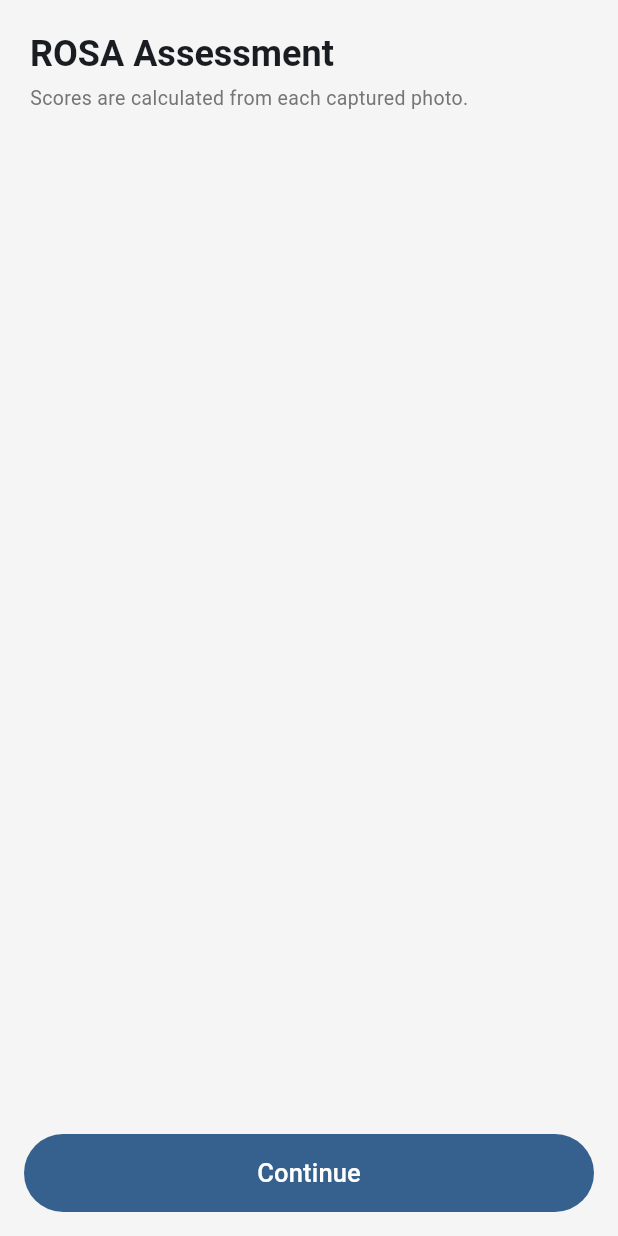
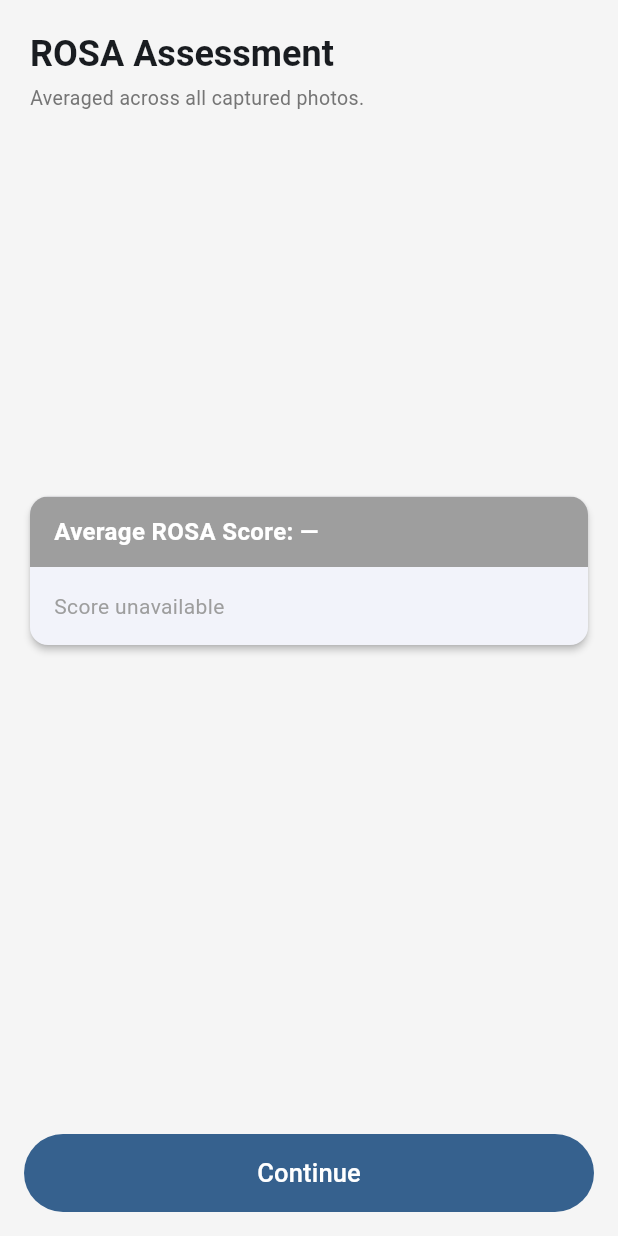
Before and after one commit to SabbirMurad/posture_detector, a Flutter app: the ReviewScreen screen opened directly with empty values, on a phone screen of 412 x 824 dp. Run offline on Flutter 3.47's test engine with Material 3 defaults, Android fonts, the phone set to English and light mode, and no system bars; our stand-ins replace photo_view.

Commit message:
Show single averaged ROSA score with all 3 photos on review screen
Replaces the three per-photo score cards with one averaged score. Adds
RosaScore.average(), which takes the rounded mean of each field across
the valid (0-10) assessments, skips the 11 invalid sentinel, and
re-derives risk_level from the averaged final score using the same
thresholds as the native RosaScorer.

The review screen now shows all captured photos in a horizontal,
tappable strip plus a single averaged score card with the full
sub-score breakdown.

```diff
--- a/lib/review_screen.dart
+++ b/lib/review_screen.dart
@@ -16,6 +16,8 @@ class ReviewScreen extends StatelessWidget {
 
   @override
   Widget build(BuildContext context) {
+    final average = RosaScore.average(rosaScores);
+
     return Scaffold(
       backgroundColor: const Color(0xFFF5F5F5),
       body: SafeArea(
@@ -35,24 +37,21 @@ class ReviewScreen extends StatelessWidget {
             Padding(
               padding: const EdgeInsets.fromLTRB(20, 0, 20, 16),
               child: Text(
-                'Scores are calculated from each captured photo.',
+                'Averaged across all captured photos.',
                 style: TextStyle(color: Colors.grey[600], fontSize: 13),
               ),
             ),
             Expanded(
-              child: ListView.separated(
+              child: ListView(
                 padding: const EdgeInsets.fromLTRB(16, 0, 16, 16),
-                itemCount: photoPaths.length,
-                separatorBuilder: (_, __) => const SizedBox(height: 16),
-                itemBuilder: (context, index) {
-                  final score = index < rosaScores.length ? rosaScores[index] : null;
-                  return _PhotoScoreCard(
-                    path: photoPaths[index],
-                    index: index,
-                    score: score,
-                    allPaths: photoPaths,
-                  );
-                },
+                children: [
+                  _PhotoStrip(paths: photoPaths),
+                  const SizedBox(height: 16),
+                  _AverageScoreCard(
+                    score: average,
+                    photoCount: photoPaths.length,
+                  ),
+                ],
               ),
             ),
             Padding(
@@ -75,24 +74,80 @@ class ReviewScreen extends StatelessWidget {
   }
 }
 
-class _PhotoScoreCard extends StatelessWidget {
-  final String path;
-  final int index;
-  final RosaScore? score;
-  final List<String> allPaths;
+/// Horizontal strip showing every captured photo. Tapping any thumbnail opens
+/// the full-screen gallery at that image.
+class _PhotoStrip extends StatelessWidget {
+  final List<String> paths;
 
-  const _PhotoScoreCard({
-    required this.path,
-    required this.index,
-    required this.score,
-    required this.allPaths,
-  });
+  const _PhotoStrip({required this.paths});
 
   @override
   Widget build(BuildContext context) {
-    final finalScore = score?.final_score ?? 0;
-    final riskLevel  = score?.risk_level  ?? '—';
-    final riskColor  = _riskColor(finalScore);
+    return SizedBox(
+      height: 220,
+      child: ListView.separated(
+        scrollDirection: Axis.horizontal,
+        itemCount: paths.length,
+        separatorBuilder: (_, __) => const SizedBox(width: 12),
+        itemBuilder: (context, index) {
+          return GestureDetector(
+            onTap: () => Navigator.of(context).push(MaterialPageRoute(
+              builder: (_) => GalleryImageViewer(
+                images: paths.map((p) => FileImage(File(p))).toList(),
+                initial_index: index,
+                show_counter: true,
+              ),
+            )),
+            child: ClipRRect(
+              borderRadius: BorderRadius.circular(12),
+              child: Stack(
+                children: [
+                  Image.file(
+                    File(paths[index]),
+                    width: 150,
+                    height: 220,
+                    fit: BoxFit.cover,
+                  ),
+                  Positioned(
+                    top: 8,
+                    left: 8,
+                    child: Container(
+                      padding: const EdgeInsets.symmetric(
+                          horizontal: 10, vertical: 6),
+                      decoration: BoxDecoration(
+                        color: Colors.black54,
+                        borderRadius: BorderRadius.circular(20),
+                      ),
+                      child: Text(
+                        'Photo ${index + 1}',
+                        style:
+                            const TextStyle(color: Colors.white, fontSize: 13),
+                      ),
+                    ),
+                  ),
+                ],
+              ),
+            ),
+          );
+        },
+      ),
+    );
+  }
+}
+
+/// Single card showing the averaged ROSA score and its breakdown.
+class _AverageScoreCard extends StatelessWidget {
+  final RosaScore score;
+  final int photoCount;
+
+  const _AverageScoreCard({required this.score, required this.photoCount});
+
+  @override
+  Widget build(BuildContext context) {
+    final finalScore = score.final_score <= 10 ? score.final_score : 0;
+    final riskLevel = score.risk_level;
+    final riskColor = _riskColor(finalScore);
+    final valid = finalScore > 0;
 
     return Card(
       elevation: 2,
@@ -101,83 +156,26 @@ class _PhotoScoreCard extends StatelessWidget {
       child: Column(
         crossAxisAlignment: CrossAxisAlignment.stretch,
         children: [
-          // ── Photo ──────────────────────────────────────────────────────────
-          Stack(
+          // ── Header ───────────────────────────────────────────────────────
+          Container(
+            color: valid ? riskColor : Colors.grey,
+            padding: const EdgeInsets.symmetric(horizontal: 16, vertical: 12),
+            child: Row(
               children: [
-              GestureDetector(
-                onTap: () => Navigator.of(context).push(MaterialPageRoute(
-                  builder: (_) => GalleryImageViewer(
-                    images: allPaths.map((p) => FileImage(File(p))).toList(),
-                    initial_index: index,
-                    show_counter: true,
-                  ),
-                )),
-                child: Image.file(
-                  File(path),
-                  width: double.infinity,
-                  height: 240,
-                  fit: BoxFit.cover,
-                ),
-              ),
-              // Score badge
-              if (finalScore > 0)
-                Positioned(
-                  top: 10,
-                  right: 10,
-                  child: Container(
-                    padding: const EdgeInsets.symmetric(horizontal: 10, vertical: 6),
-                    decoration: BoxDecoration(
-                      color: riskColor.withOpacity(0.92),
-                      borderRadius: BorderRadius.circular(20),
-                    ),
-                    child: Text(
-                      '$finalScore / 10',
+                Text(
+                  valid ? 'Average ROSA Score: $finalScore / 10'
+                        : 'Average ROSA Score: —',
                   style: const TextStyle(
                     color: Colors.white,
                     fontWeight: FontWeight.bold,
-                        fontSize: 14,
-                      ),
-                    ),
-                  ),
-                ),
-              // Photo label
-              Positioned(
-                top: 10,
-                left: 10,
-                child: Container(
-                  padding: const EdgeInsets.symmetric(horizontal: 10, vertical: 6),
-                  decoration: BoxDecoration(
-                    color: Colors.black54,
-                    borderRadius: BorderRadius.circular(20),
-                  ),
-                  child: Text(
-                    'Photo ${index + 1}',
-                    style: const TextStyle(color: Colors.white, fontSize: 13),
-                  ),
-                ),
-              ),
-            ],
-          ),
-
-          // ── Score breakdown ────────────────────────────────────────────────
-          if (score != null) ...[
-            // Header
-            Container(
-              color: riskColor,
-              padding: const EdgeInsets.symmetric(horizontal: 16, vertical: 10),
-              child: Row(
-                children: [
-                  Text(
-                    'ROSA Score: $finalScore / 10',
-                    style: const TextStyle(
-                      color: Colors.white,
-                      fontWeight: FontWeight.bold,
-                      fontSize: 15,
+                    fontSize: 16,
                   ),
                 ),
                 const Spacer(),
+                if (valid)
                   Container(
-                    padding: const EdgeInsets.symmetric(horizontal: 10, vertical: 3),
+                    padding: const EdgeInsets.symmetric(
+                        horizontal: 10, vertical: 3),
                     decoration: BoxDecoration(
                       color: Colors.white.withOpacity(0.25),
                       borderRadius: BorderRadius.circular(12),
@@ -194,7 +192,9 @@ class _PhotoScoreCard extends StatelessWidget {
               ],
             ),
           ),
-            // Sub-scores
+
+          if (valid) ...[
+            // ── Sub-scores ─────────────────────────────────────────────────
             Padding(
               padding: const EdgeInsets.all(14),
               child: Column(
@@ -202,11 +202,11 @@ class _PhotoScoreCard extends StatelessWidget {
                   _SectionRow(
                     icon: Icons.chair,
                     label: 'Chair',
-                    sectionScore: score!.chair_score,
+                    sectionScore: score.chair_score,
                     chips: [
-                      _Chip('Seat', score!.seat_height_score),
-                      _Chip('Back', score!.backrest_score),
-                      _Chip('Arms', score!.armrest_score),
+                      _Chip('Seat', score.seat_height_score),
+                      _Chip('Back', score.backrest_score),
+                      _Chip('Arms', score.armrest_score),
                     ],
                     chipColorFn: _subScoreColor,
                     sectionColorFn: _riskColor,
@@ -215,9 +215,9 @@ class _PhotoScoreCard extends StatelessWidget {
                   _SectionRow(
                     icon: Icons.monitor,
                     label: 'Monitor',
-                    sectionScore: score!.monitor_area_score,
+                    sectionScore: score.monitor_area_score,
                     chips: [
-                      _Chip('Neck', score!.monitor_score),
+                      _Chip('Neck', score.monitor_score),
                     ],
                     chipColorFn: _subScoreColor,
                     sectionColorFn: _riskColor,
@@ -226,13 +226,32 @@ class _PhotoScoreCard extends StatelessWidget {
                   _SectionRow(
                     icon: Icons.keyboard,
                     label: 'Keyboard / Mouse',
-                    sectionScore: score!.mouse_keyboard_area_score,
+                    sectionScore: score.mouse_keyboard_area_score,
                     chips: [
-                      _Chip('Keys',  score!.keyboard_score),
-                      _Chip('Mouse', score!.mouse_score),
+                      _Chip('Keys', score.keyboard_score),
+                      _Chip('Mouse', score.mouse_score),
                     ],
                     chipColorFn: _subScoreColor,
                     sectionColorFn: _riskColor,
+                  ),
+                  const Padding(
+                    padding: EdgeInsets.only(top: 12),
+                    child: Divider(height: 1),
+                  ),
+                  Padding(
+                    padding: const EdgeInsets.only(top: 10),
+                    child: Row(
+                      children: [
+                        Icon(Icons.info_outline,
+                            size: 15, color: Colors.grey[500]),
+                        const SizedBox(width: 6),
+                        Text(
+                          'Averaged from $photoCount captured photos',
+                          style:
+                              TextStyle(color: Colors.grey[600], fontSize: 12),
+                        ),
+                      ],
+                    ),
                   ),
                 ],
               ),
@@ -240,7 +259,8 @@ class _PhotoScoreCard extends StatelessWidget {
           ] else
             const Padding(
               padding: EdgeInsets.all(16),
-              child: Text('Score unavailable', style: TextStyle(color: Colors.grey)),
+              child: Text('Score unavailable',
+                  style: TextStyle(color: Colors.grey)),
             ),
         ],
       ),
@@ -252,7 +272,7 @@ Color _riskColor(int finalScore) {
   if (finalScore <= 2) return const Color(0xFF43A047); // green
   if (finalScore <= 4) return const Color(0xFFFFA000); // amber
   if (finalScore <= 6) return const Color(0xFFEF6C00); // orange
-  return const Color(0xFFC62828);                      // red
+  return const Color(0xFFC62828); // red
 }
 
 Color _subScoreColor(int s) {
--- a/lib/rosa_score.dart
+++ b/lib/rosa_score.dart
@@ -43,6 +43,44 @@ class RosaScore {
     mouse_score:               m['mouse_score']               as int? ?? 11,
   );
 
+  /// Collapses several per-photo assessments into a single averaged score.
+  /// Only assessments that produced a valid final score (0–10) are averaged;
+  /// 11 is the "invalid/unknown" sentinel and is excluded. Each field is the
+  /// rounded mean across the valid assessments, and [risk_level] is re-derived
+  /// from the averaged [final_score] using the same thresholds as the native
+  /// RosaScorer. If nothing is valid, an all-invalid score is returned.
+  factory RosaScore.average(List<RosaScore> scores) {
+    final valid = scores.where((s) => s.final_score <= 10).toList();
+    if (valid.isEmpty) return RosaScore.fromMap(const {});
+
+    int avg(int Function(RosaScore) field) =>
+        (valid.map(field).reduce((a, b) => a + b) / valid.length).round();
+
+    final finalScore = avg((s) => s.final_score);
+    return RosaScore(
+      final_score:               finalScore,
+      risk_level:                _riskLevelFor(finalScore),
+      chair_score:               avg((s) => s.chair_score),
+      peripheral_score:          avg((s) => s.peripheral_score),
+      monitor_area_score:        avg((s) => s.monitor_area_score),
+      mouse_keyboard_area_score: avg((s) => s.mouse_keyboard_area_score),
+      seat_height_score:         avg((s) => s.seat_height_score),
+      backrest_score:            avg((s) => s.backrest_score),
+      armrest_score:             avg((s) => s.armrest_score),
+      monitor_score:             avg((s) => s.monitor_score),
+      keyboard_score:            avg((s) => s.keyboard_score),
+      mouse_score:               avg((s) => s.mouse_score),
+    );
+  }
+
+  // Mirrors the native RosaScorer thresholds.
+  static String _riskLevelFor(int finalScore) {
+    if (finalScore <= 2) return 'Low Risk';
+    if (finalScore <= 4) return 'Medium Risk';
+    if (finalScore <= 6) return 'High Risk';
+    return 'Very High Risk';
+  }
+
   Map<String, dynamic> toMap() => {
     'final_score':               final_score,
     'risk_level':                risk_level,
```
Lines whose indentation alone changed are shown as unchanged.
